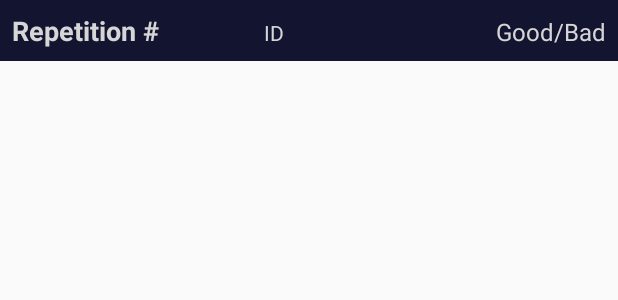
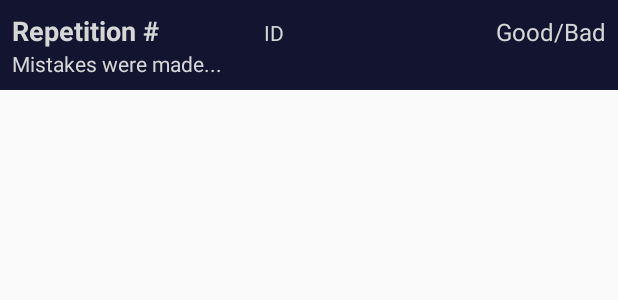
Before and after one commit to boladss/progress-up, an Android app: the layout repetition_list_item.xml on its own in the app's theme, with its tools: preview values and no code run, on a phone screen of 412 x 824 dp. Shown: the top 300 px of the screen. Run offline under Robolectric (Android 15) with nearby library versions, the phone set to English and light mode, and no system bars.

Commit message:
feat: display mistakes per repetition

```diff
--- a/app/src/main/java/org/tensorflow/lite/examples/poseestimation/sessions/RepetitionItem.kt
+++ b/app/src/main/java/org/tensorflow/lite/examples/poseestimation/sessions/RepetitionItem.kt
@@ -2,6 +2,7 @@ package org.tensorflow.lite.examples.poseestimation.sessions
 
 data class RepetitionItem(
     val id: Long,
+    val sessionId: Long,
     val repCount: Int,
     val goodQuality: Boolean
 )
--- a/app/src/main/res/layout/repetition_list_item.xml
+++ b/app/src/main/res/layout/repetition_list_item.xml
@@ -3,9 +3,14 @@
     android:id="@+id/repetitionItem"
     android:layout_width="match_parent"
     android:layout_height="wrap_content"
-    android:orientation="horizontal"
+    android:orientation="vertical"
     android:background="#131430"
     android:padding="8dp">
+
+    <LinearLayout
+        android:layout_width="match_parent"
+        android:layout_height="wrap_content"
+        android:orientation="horizontal">
 
         <TextView
             android:id="@+id/textRepCount"
@@ -40,3 +45,15 @@
             />
 
     </LinearLayout>
+
+    <TextView
+        android:id="@+id/textRepMistakes"
+        android:layout_width="wrap_content"
+        android:layout_height="wrap_content"
+        android:text="Mistakes were made..."
+        android:textColor="@color/white"
+        android:textSize="14sp"
+        />
+
+
+</LinearLayout>
```
Also changed, not shown: app/src/main/java/org/tensorflow/lite/examples/poseestimation/SessionMenuActivity.kt (+1 -6 lines), app/src/main/java/org/tensorflow/lite/examples/poseestimation/sessions/DatabaseHandler.kt (+22 -0 lines), app/src/main/java/org/tensorflow/lite/examples/poseestimation/sessions/SessionCursorAdapter.kt (+16 -0 lines). Lines whose indentation alone changed are shown as unchanged.
